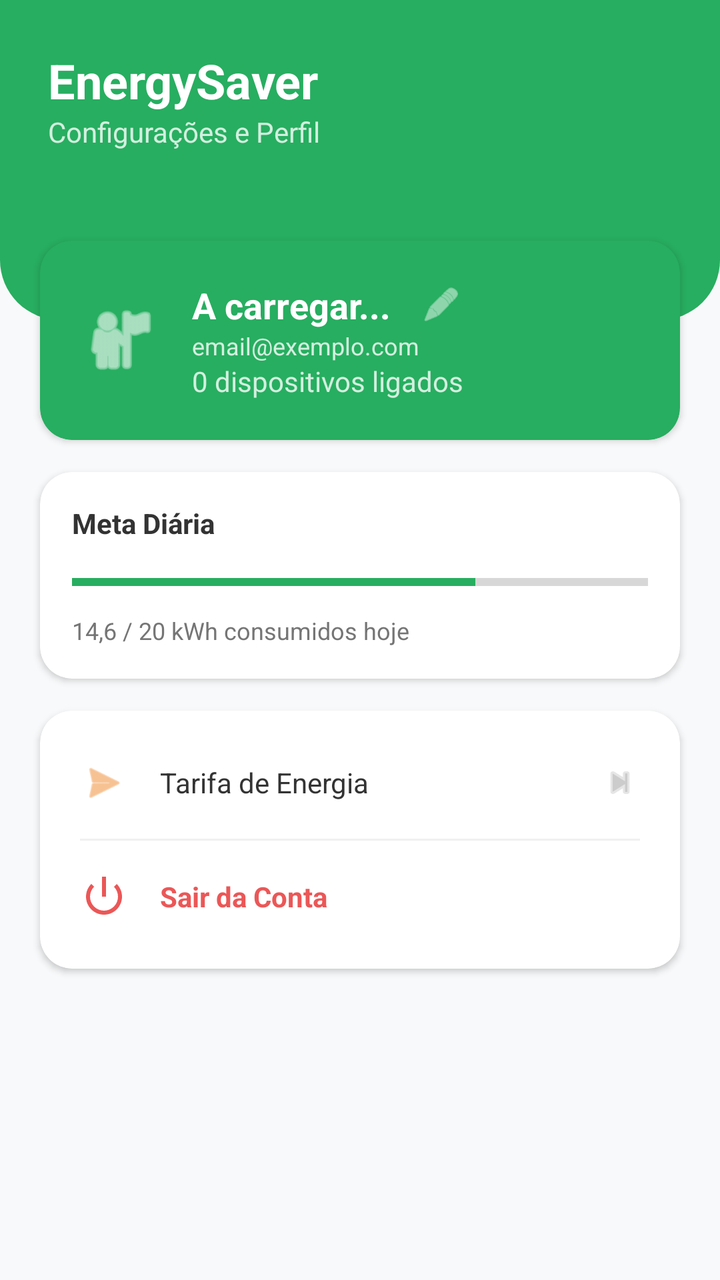
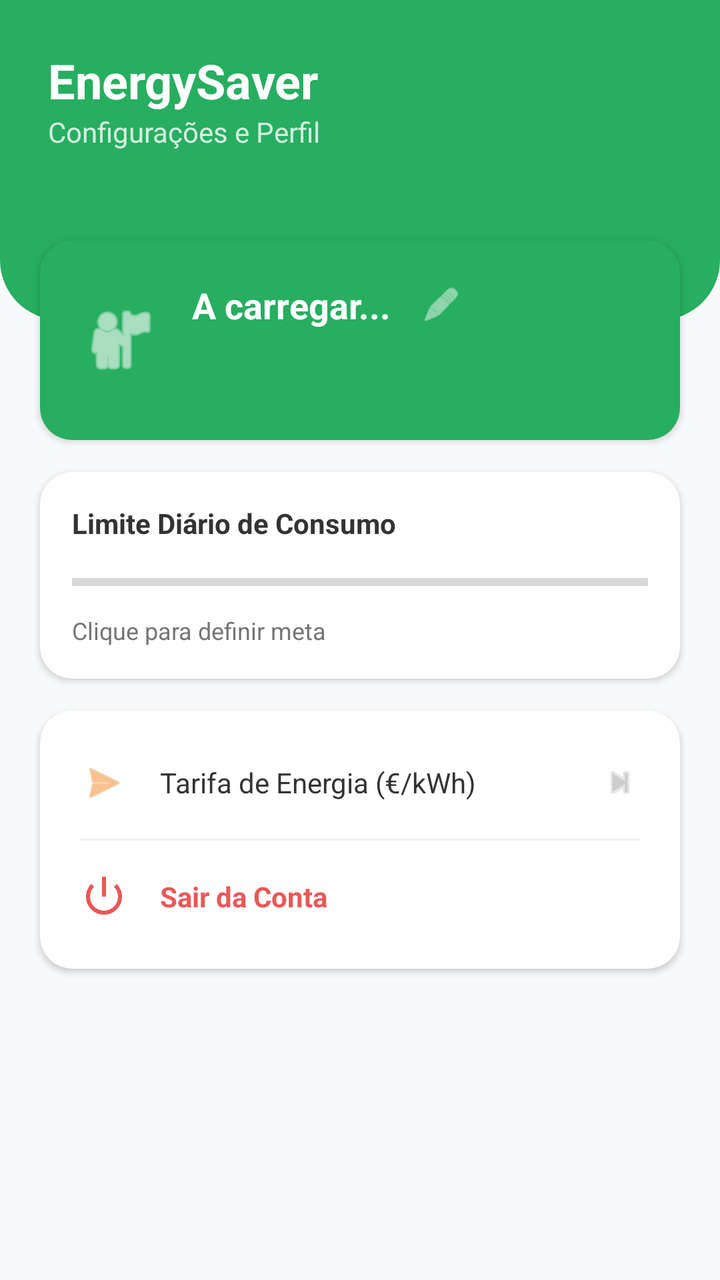

Screens rendered from an Android XML layout before and after an edit, with the pre-edit source and the edit as a unified diff.
<!-- AndroidManifest.xml: application theme Theme.AppCompat.Light.NoActionBar -->
<!-- res/layout/fragment_settings.xml -->
<?xml version="1.0" encoding="utf-8"?>
<ScrollView xmlns:android="http://schemas.android.com/apk/res/android"
    xmlns:app="http://schemas.android.com/apk/res-auto"
    android:layout_width="match_parent"
    android:layout_height="match_parent"
    android:background="#F8F9FA">

    <RelativeLayout
        android:layout_width="match_parent"
        android:layout_height="wrap_content">

        
        <LinearLayout
            android:id="@+id/settings_header"
            android:layout_width="match_parent"
            android:layout_height="160dp"
            android:background="@drawable/bg_home_header"
            android:orientation="vertical"
            android:padding="24dp">

            <TextView
                android:layout_width="wrap_content"
                android:layout_height="wrap_content"
                android:text="EnergySaver"
                android:textColor="#FFFFFF"
                android:textSize="24sp"
                android:textStyle="bold" />

            <TextView
                android:layout_width="wrap_content"
                android:layout_height="wrap_content"
                android:text="Configurações e Perfil"
                android:textColor="#CCFFFFFF"
                android:textSize="14sp" />
        </LinearLayout>

        
        <androidx.cardview.widget.CardView
            android:id="@+id/card_house"
            android:layout_width="match_parent"
            android:layout_height="wrap_content"
            android:layout_below="@id/settings_header"
            android:layout_marginHorizontal="20dp"
            android:layout_marginTop="-40dp"
            app:cardBackgroundColor="#27AE60"
            app:cardCornerRadius="16dp">

            <LinearLayout
                android:layout_width="match_parent"
                android:layout_height="wrap_content"
                android:gravity="center_vertical"
                android:padding="20dp">

                <ImageView
                    android:layout_width="40dp"
                    android:layout_height="40dp"
                    android:src="@android:drawable/ic_menu_myplaces"
                    app:tint="#FFFFFF" />

                <LinearLayout
                    android:layout_width="wrap_content"
                    android:layout_height="wrap_content"
                    android:layout_marginStart="16dp"
                    android:orientation="vertical">

                    <LinearLayout
                        android:layout_width="wrap_content"
                        android:layout_height="wrap_content"
                        android:orientation="horizontal"
                        android:gravity="center_vertical">

                        <TextView
                            android:id="@+id/tvSettingsUsername"
                            android:layout_width="wrap_content"
                            android:layout_height="wrap_content"
                            android:text="A carregar..."
                            android:textColor="#FFFFFF"
                            android:textSize="18sp"
                            android:textStyle="bold" />

                        <ImageView
                            android:id="@+id/ivEditUsername"
                            android:layout_width="20dp"
                            android:layout_height="20dp"
                            android:layout_marginStart="15dp"
                            android:src="@android:drawable/ic_menu_edit"
                            app:tint="#CCFFFFFF" />

                    </LinearLayout>


                    <TextView
                        android:id="@+id/tvSettingsEmail"
                        android:layout_width="wrap_content"
                        android:layout_height="wrap_content"
                        android:text="email@exemplo.com"
                        android:textColor="#CCFFFFFF"
                        android:textSize="12sp" />

                    <TextView
                        android:id="@+id/tvDeviceCount"
                        android:layout_width="wrap_content"
                        android:layout_height="wrap_content"
                        android:text="0 dispositivos ligados"
                        android:textColor="#CCFFFFFF" />
                </LinearLayout>
            </LinearLayout>
        </androidx.cardview.widget.CardView>

        
        <androidx.cardview.widget.CardView
            android:id="@+id/card_goal"
            android:layout_width="match_parent"
            android:layout_height="wrap_content"
            android:layout_below="@id/card_house"
            android:layout_marginHorizontal="20dp"
            android:layout_marginTop="16dp"
            app:cardCornerRadius="16dp">

            <LinearLayout
                android:layout_width="match_parent"
                android:layout_height="wrap_content"
                android:orientation="vertical"
                android:padding="16dp">

                <TextView
                    android:layout_width="wrap_content"
                    android:layout_height="wrap_content"
                    android:text="Meta Diária"
                    android:textColor="#333333"
                    android:textStyle="bold" />

                <ProgressBar
                    android:id="@+id/progressGoal"
                    style="?android:attr/progressBarStyleHorizontal"
                    android:layout_width="match_parent"
                    android:layout_height="wrap_content"
                    android:layout_marginTop="12dp"
                    android:progress="70"
                    android:progressTint="#27AE60" />

                <TextView
                    android:layout_width="wrap_content"
                    android:layout_height="wrap_content"
                    android:layout_marginTop="8dp"
                    android:text="14,6 / 20 kWh consumidos hoje"
                    android:textSize="12sp"
                    android:textColor="#757575"/>
            </LinearLayout>
        </androidx.cardview.widget.CardView>

        
        <androidx.cardview.widget.CardView
            android:layout_width="match_parent"
            android:layout_height="wrap_content"
            android:layout_below="@id/card_goal"
            android:layout_marginHorizontal="20dp"
            android:layout_marginTop="16dp"
            android:layout_marginBottom="100dp"
            app:cardCornerRadius="16dp">

            <LinearLayout
                android:layout_width="match_parent"
                android:layout_height="wrap_content"
                android:orientation="vertical"
                android:padding="8dp">

                
                <LinearLayout
                    android:layout_width="match_parent"
                    android:layout_height="56dp"
                    android:gravity="center_vertical"
                    android:paddingHorizontal="12dp">
                    <ImageView android:layout_width="24dp" android:layout_height="24dp" android:src="@android:drawable/ic_menu_send" app:tint="#F2994A"/>
                    <TextView android:layout_width="0dp" android:layout_height="wrap_content" android:layout_weight="1" android:layout_marginStart="16dp" android:text="Tarifa de Energia" android:textColor="#333333"/>
                    <ImageView android:layout_width="20dp" android:layout_height="24dp" android:src="@android:drawable/ic_media_next" app:tint="#CCCCCC"/>
                </LinearLayout>

                <View android:layout_width="match_parent" android:layout_height="1dp" android:background="#F0F0F0" android:layout_marginHorizontal="12dp"/>

                
                <LinearLayout
                    android:id="@+id/btnSettingsLogout"
                    android:layout_width="match_parent"
                    android:layout_height="56dp"
                    android:gravity="center_vertical"
                    android:paddingHorizontal="12dp"
                    android:clickable="true"
                    android:focusable="true"
                    android:background="?attr/selectableItemBackground">
                    <ImageView android:layout_width="24dp" android:layout_height="24dp" android:src="@android:drawable/ic_lock_power_off" app:tint="#EB5757"/>
                    <TextView android:layout_width="0dp" android:layout_height="wrap_content" android:layout_weight="1" android:layout_marginStart="16dp" android:text="Sair da Conta" android:textColor="#EB5757" android:textStyle="bold"/>
                </LinearLayout>

            </LinearLayout>
        </androidx.cardview.widget.CardView>

    </RelativeLayout>
</ScrollView>
<!-- resources referenced by this layout -->
<resources>
  <!-- drawable bg_home_header (drawable) -->
  <?xml version="1.0" encoding="utf-8"?>
  <shape xmlns:android="http://schemas.android.com/apk/res/android">
      <solid android:color="#27AE60" /> 
      <corners
          android:bottomLeftRadius="30dp"
          android:bottomRightRadius="30dp" />
  </shape>
</resources>

<!-- the commit's change to res/layout/fragment_settings.xml (unified diff, before → after) -->
@@ -17,7 +17,6 @@
             android:background="@drawable/bg_home_header"
             android:orientation="vertical"
             android:padding="24dp">
-
             <TextView
                 android:layout_width="wrap_content"
                 android:layout_height="wrap_content"
@@ -25,7 +24,6 @@
                 android:textColor="#FFFFFF"
                 android:textSize="24sp"
                 android:textStyle="bold" />
-
             <TextView
                 android:layout_width="wrap_content"
                 android:layout_height="wrap_content"
@@ -44,31 +42,25 @@
             android:layout_marginTop="-40dp"
             app:cardBackgroundColor="#27AE60"
             app:cardCornerRadius="16dp">
-
             <LinearLayout
                 android:layout_width="match_parent"
                 android:layout_height="wrap_content"
                 android:gravity="center_vertical"
                 android:padding="20dp">
-
                 <ImageView
                     android:layout_width="40dp"
                     android:layout_height="40dp"
                     android:src="@android:drawable/ic_menu_myplaces"
                     app:tint="#FFFFFF" />
-
                 <LinearLayout
                     android:layout_width="wrap_content"
                     android:layout_height="wrap_content"
                     android:layout_marginStart="16dp"
                     android:orientation="vertical">
-
                     <LinearLayout
                         android:layout_width="wrap_content"
                         android:layout_height="wrap_content"
-                        android:orientation="horizontal"
                         android:gravity="center_vertical">
-
                         <TextView
                             android:id="@+id/tvSettingsUsername"
                             android:layout_width="wrap_content"
@@ -77,7 +69,6 @@
                             android:textColor="#FFFFFF"
                             android:textSize="18sp"
                             android:textStyle="bold" />
-
                         <ImageView
                             android:id="@+id/ivEditUsername"
                             android:layout_width="20dp"
@@ -85,23 +76,17 @@
                             android:layout_marginStart="15dp"
                             android:src="@android:drawable/ic_menu_edit"
                             app:tint="#CCFFFFFF" />
-
                     </LinearLayout>
-
-
                     <TextView
                         android:id="@+id/tvSettingsEmail"
                         android:layout_width="wrap_content"
                         android:layout_height="wrap_content"
-                        android:text="email@exemplo.com"
                         android:textColor="#CCFFFFFF"
                         android:textSize="12sp" />
-
                     <TextView
                         android:id="@+id/tvDeviceCount"
                         android:layout_width="wrap_content"
                         android:layout_height="wrap_content"
-                        android:text="0 dispositivos ligados"
                         android:textColor="#CCFFFFFF" />
                 </LinearLayout>
             </LinearLayout>
@@ -115,35 +100,35 @@
             android:layout_below="@id/card_house"
             android:layout_marginHorizontal="20dp"
             android:layout_marginTop="16dp"
+            android:clickable="true"
+            android:focusable="true"
+            android:foreground="?attr/selectableItemBackground"
             app:cardCornerRadius="16dp">
-
             <LinearLayout
                 android:layout_width="match_parent"
                 android:layout_height="wrap_content"
                 android:orientation="vertical"
                 android:padding="16dp">
-
                 <TextView
                     android:layout_width="wrap_content"
                     android:layout_height="wrap_content"
-                    android:text="Meta Diária"
+                    android:text="Limite Diário de Consumo"
                     android:textColor="#333333"
                     android:textStyle="bold" />
-
                 <ProgressBar
                     android:id="@+id/progressGoal"
                     style="?android:attr/progressBarStyleHorizontal"
                     android:layout_width="match_parent"
                     android:layout_height="wrap_content"
                     android:layout_marginTop="12dp"
-                    android:progress="70"
+                    android:progress="0"
                     android:progressTint="#27AE60" />
-
                 <TextView
+                    android:id="@+id/tvGoalStatus"
                     android:layout_width="wrap_content"
                     android:layout_height="wrap_content"
                     android:layout_marginTop="8dp"
-                    android:text="14,6 / 20 kWh consumidos hoje"
+                    android:text="Clique para definir meta"
                     android:textSize="12sp"
                     android:textColor="#757575"/>
             </LinearLayout>
@@ -158,27 +143,25 @@
             android:layout_marginTop="16dp"
             android:layout_marginBottom="100dp"
             app:cardCornerRadius="16dp">
-
             <LinearLayout
                 android:layout_width="match_parent"
                 android:layout_height="wrap_content"
                 android:orientation="vertical"
                 android:padding="8dp">
-
-                
                 <LinearLayout
+                    android:id="@+id/btnSetTariff"
                     android:layout_width="match_parent"
                     android:layout_height="56dp"
                     android:gravity="center_vertical"
-                    android:paddingHorizontal="12dp">
+                    android:paddingHorizontal="12dp"
+                    android:clickable="true"
+                    android:focusable="true"
+                    android:background="?attr/selectableItemBackground">
                     <ImageView android:layout_width="24dp" android:layout_height="24dp" android:src="@android:drawable/ic_menu_send" app:tint="#F2994A"/>
-                    <TextView android:layout_width="0dp" android:layout_height="wrap_content" android:layout_weight="1" android:layout_marginStart="16dp" android:text="Tarifa de Energia" android:textColor="#333333"/>
+                    <TextView android:layout_width="0dp" android:layout_height="wrap_content" android:layout_weight="1" android:layout_marginStart="16dp" android:text="Tarifa de Energia (€/kWh)" android:textColor="#333333"/>
                     <ImageView android:layout_width="20dp" android:layout_height="24dp" android:src="@android:drawable/ic_media_next" app:tint="#CCCCCC"/>
                 </LinearLayout>
-
                 <View android:layout_width="match_parent" android:layout_height="1dp" android:background="#F0F0F0" android:layout_marginHorizontal="12dp"/>
-
-                
                 <LinearLayout
                     android:id="@+id/btnSettingsLogout"
                     android:layout_width="match_parent"
@@ -191,9 +174,7 @@
                     <ImageView android:layout_width="24dp" android:layout_height="24dp" android:src="@android:drawable/ic_lock_power_off" app:tint="#EB5757"/>
                     <TextView android:layout_width="0dp" android:layout_height="wrap_content" android:layout_weight="1" android:layout_marginStart="16dp" android:text="Sair da Conta" android:textColor="#EB5757" android:textStyle="bold"/>
                 </LinearLayout>
-
             </LinearLayout>
         </androidx.cardview.widget.CardView>
-
     </RelativeLayout>
 </ScrollView>
